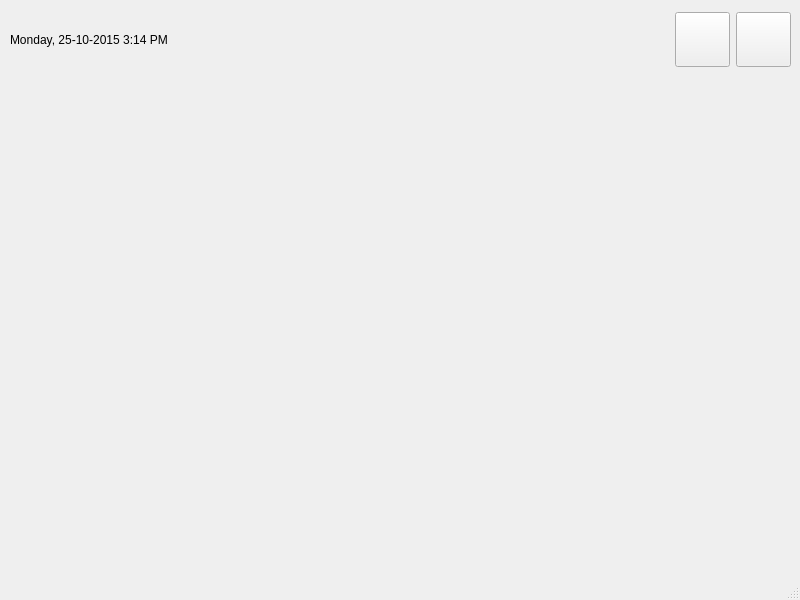
Before: the Qt Designer form LoginPage/mainwindow.ui in dlee67/FifthPracticeBucket, drawn with Qt 5.
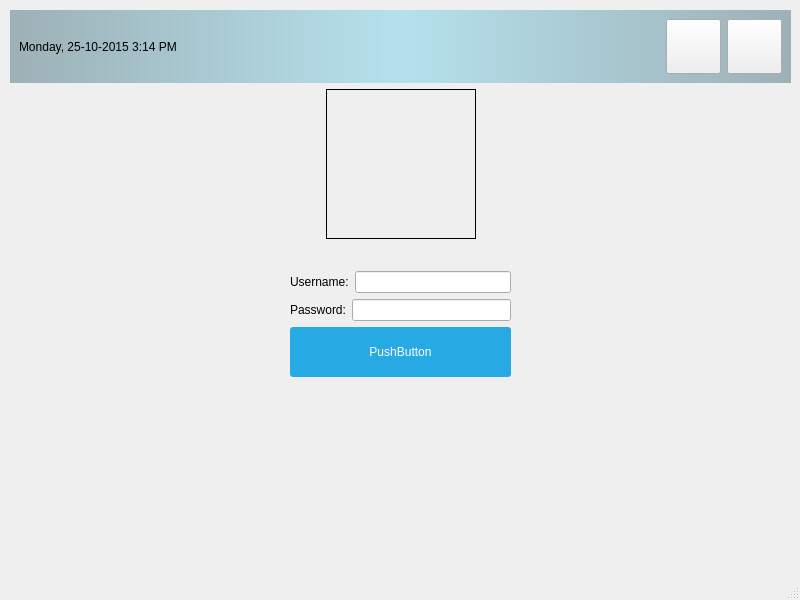
After: the same form once the commit is applied.

```diff
--- a/LoginPage/mainwindow.ui
+++ b/LoginPage/mainwindow.ui
@@ -14,15 +14,26 @@
    <string>MainWindow</string>
   </property>
   <widget class="QWidget" name="centralwidget">
-   <widget class="QWidget" name="horizontalLayoutWidget">
+   <property name="styleSheet">
+    <string notr="true">#centralWidget { background: rgba(32, 80, 96, 100); }</string>
+   </property>
+   <widget class="QWidget" name="verticalLayoutWidget">
     <property name="geometry">
      <rect>
       <x>10</x>
-      <y>0</y>
+      <y>10</y>
       <width>781</width>
-      <height>80</height>
+      <height>627</height>
      </rect>
     </property>
+    <layout class="QVBoxLayout" name="verticalLayout">
+     <item>
+      <widget class="QWidget" name="topPanel" native="true">
+       <property name="styleSheet">
+        <string notr="true">QWidget#topPanel { 
+    background-color: qlineargradient(spread:reflect, x1:0.5, y1:0, x2:0, y2:0, stop:0 rgba(91, 204, 233, 100), stop:1 rgba(32, 80, 96, 100));
+}</string>
+       </property>
     <layout class="QHBoxLayout" name="horizontalLayout">
      <item>
       <widget class="QLabel" name="currentDateTime">
@@ -69,6 +80,210 @@
         <string/>
        </property>
       </widget>
+        </item>
+       </layout>
+      </widget>
+     </item>
+     <item>
+      <layout class="QHBoxLayout" name="horizontalLayout_3">
+       <property name="topMargin">
+        <number>0</number>
+       </property>
+       <property name="bottomMargin">
+        <number>0</number>
+       </property>
+       <item>
+        <spacer name="horizontalSpacer_2">
+         <property name="orientation">
+          <enum>Qt::Horizontal</enum>
+         </property>
+         <property name="sizeHint" stdset="0">
+          <size>
+           <width>40</width>
+           <height>20</height>
+          </size>
+         </property>
+        </spacer>
+       </item>
+       <item>
+        <widget class="QLabel" name="logo">
+         <property name="minimumSize">
+          <size>
+           <width>150</width>
+           <height>150</height>
+          </size>
+         </property>
+         <property name="styleSheet">
+          <string notr="true">QLabel#logo {
+	border: 1px solid;
+}</string>
+         </property>
+         <property name="text">
+          <string/>
+         </property>
+        </widget>
+       </item>
+       <item>
+        <spacer name="horizontalSpacer_3">
+         <property name="orientation">
+          <enum>Qt::Horizontal</enum>
+         </property>
+         <property name="sizeHint" stdset="0">
+          <size>
+           <width>40</width>
+           <height>20</height>
+          </size>
+         </property>
+        </spacer>
+       </item>
+      </layout>
+     </item>
+     <item>
+      <layout class="QHBoxLayout" name="horizontalLayout_4">
+       <property name="topMargin">
+        <number>25</number>
+       </property>
+       <property name="bottomMargin">
+        <number>25</number>
+       </property>
+       <item>
+        <spacer name="horizontalSpacer_4">
+         <property name="orientation">
+          <enum>Qt::Horizontal</enum>
+         </property>
+         <property name="sizeHint" stdset="0">
+          <size>
+           <width>40</width>
+           <height>20</height>
+          </size>
+         </property>
+        </spacer>
+       </item>
+       <item>
+        <widget class="QWidget" name="verticalWidget_3" native="true">
+         <property name="styleSheet">
+          <string notr="true">QWidget#loginForm { 
+	background: rgba(0, 0, 0, 80);	
+	border-radius: 8px;
+}</string>
+         </property>
+         <layout class="QVBoxLayout" name="verticalLayout_3">
+          <property name="leftMargin">
+           <number>20</number>
+          </property>
+          <property name="topMargin">
+           <number>1</number>
+          </property>
+          <property name="rightMargin">
+           <number>20</number>
+          </property>
+          <property name="bottomMargin">
+           <number>1</number>
+          </property>
+          <item>
+           <layout class="QHBoxLayout" name="horizontalLayout_5">
+            <property name="leftMargin">
+             <number>0</number>
+            </property>
+            <property name="topMargin">
+             <number>0</number>
+            </property>
+            <property name="rightMargin">
+             <number>0</number>
+            </property>
+            <item>
+             <widget class="QLabel" name="label">
+              <property name="text">
+               <string>Username:</string>
+              </property>
+              <property name="alignment">
+               <set>Qt::AlignLeading|Qt::AlignLeft|Qt::AlignVCenter</set>
+              </property>
+             </widget>
+            </item>
+            <item>
+             <widget class="QLineEdit" name="lineEdit"/>
+            </item>
+           </layout>
+          </item>
+          <item>
+           <layout class="QHBoxLayout" name="horizontalLayout_6">
+            <property name="leftMargin">
+             <number>0</number>
+            </property>
+            <property name="topMargin">
+             <number>0</number>
+            </property>
+            <property name="rightMargin">
+             <number>0</number>
+            </property>
+            <item>
+             <widget class="QLabel" name="label_2">
+              <property name="text">
+               <string>Password:</string>
+              </property>
+             </widget>
+            </item>
+            <item>
+             <widget class="QLineEdit" name="lineEdit_2"/>
+            </item>
+           </layout>
+          </item>
+          <item>
+           <widget class="QPushButton" name="pushButton_3">
+            <property name="minimumSize">
+             <size>
+              <width>50</width>
+              <height>50</height>
+             </size>
+            </property>
+            <property name="styleSheet">
+             <string notr="true">QPushButton {
+    color: white;
+    background-color: #27a9e3;
+    border-width: 0px;
+    border-radius: 3px;
+}
+
+QPushButton:hover { 
+	background-color: #66c011; 
+}</string>
+            </property>
+            <property name="text">
+             <string>PushButton</string>
+            </property>
+           </widget>
+          </item>
+         </layout>
+        </widget>
+       </item>
+       <item>
+        <spacer name="horizontalSpacer_5">
+         <property name="orientation">
+          <enum>Qt::Horizontal</enum>
+         </property>
+         <property name="sizeHint" stdset="0">
+          <size>
+           <width>40</width>
+           <height>20</height>
+          </size>
+         </property>
+        </spacer>
+       </item>
+      </layout>
+     </item>
+     <item>
+      <spacer name="verticalSpacer">
+       <property name="orientation">
+        <enum>Qt::Vertical</enum>
+       </property>
+       <property name="sizeHint" stdset="0">
+        <size>
+         <width>20</width>
+         <height>40</height>
+        </size>
+       </property>
+      </spacer>
      </item>
     </layout>
    </widget>
```
Lines whose indentation alone changed are shown as unchanged.
